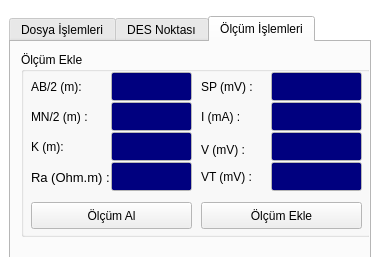
First picture: the form in qres_dockwidget_base.ui, repository halilboluk/qres, before the edit.
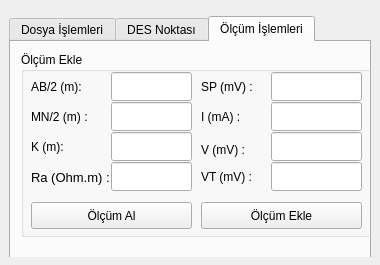
Second picture: the form after the edit. The open tabs and pages were chosen to show the change. Custom widgets are drawn as their Qt base class.

Diff of the .ui file:
```diff
--- a/qres_dockwidget_base.ui
+++ b/qres_dockwidget_base.ui
@@ -28,97 +28,6 @@
     <height>265</height>
    </size>
   </property>
-  <property name="palette">
-   <palette>
-    <active>
-     <colorrole role="WindowText">
-      <brush brushstyle="SolidPattern">
-       <color alpha="255">
-        <red>0</red>
-        <green>0</green>
-        <blue>0</blue>
-       </color>
-      </brush>
-     </colorrole>
-     <colorrole role="Base">
-      <brush brushstyle="SolidPattern">
-       <color alpha="255">
-        <red>0</red>
-        <green>0</green>
-        <blue>127</blue>
-       </color>
-      </brush>
-     </colorrole>
-     <colorrole role="Window">
-      <brush brushstyle="SolidPattern">
-       <color alpha="255">
-        <red>255</red>
-        <green>255</green>
-        <blue>255</blue>
-       </color>
-      </brush>
-     </colorrole>
-    </active>
-    <inactive>
-     <colorrole role="WindowText">
-      <brush brushstyle="SolidPattern">
-       <color alpha="255">
-        <red>0</red>
-        <green>0</green>
-        <blue>0</blue>
-       </color>
-      </brush>
-     </colorrole>
-     <colorrole role="Base">
-      <brush brushstyle="SolidPattern">
-       <color alpha="255">
-        <red>0</red>
-        <green>0</green>
-        <blue>127</blue>
-       </color>
-      </brush>
-     </colorrole>
-     <colorrole role="Window">
-      <brush brushstyle="SolidPattern">
-       <color alpha="255">
-        <red>255</red>
-        <green>255</green>
-        <blue>255</blue>
-       </color>
-      </brush>
-     </colorrole>
-    </inactive>
-    <disabled>
-     <colorrole role="WindowText">
-      <brush brushstyle="SolidPattern">
-       <color alpha="255">
-        <red>141</red>
-        <green>144</green>
-        <blue>145</blue>
-       </color>
-      </brush>
-     </colorrole>
-     <colorrole role="Base">
-      <brush brushstyle="SolidPattern">
-       <color alpha="255">
-        <red>255</red>
-        <green>255</green>
-        <blue>255</blue>
-       </color>
-      </brush>
-     </colorrole>
-     <colorrole role="Window">
-      <brush brushstyle="SolidPattern">
-       <color alpha="255">
-        <red>255</red>
-        <green>255</green>
-        <blue>255</blue>
-       </color>
-      </brush>
-     </colorrole>
-    </disabled>
-   </palette>
-  </property>
   <property name="focusPolicy">
    <enum>Qt::NoFocus</enum>
   </property>
```
Left out of the diff: 59 changed lines with no effect on the pictures.
